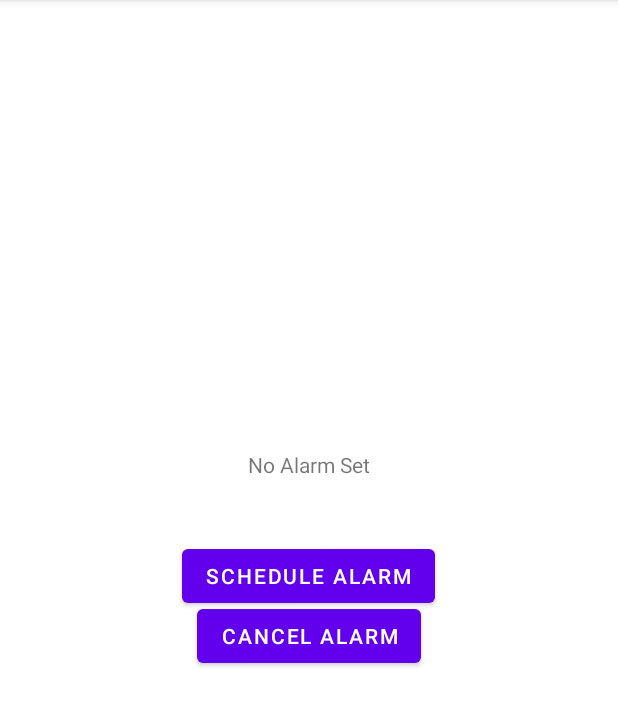
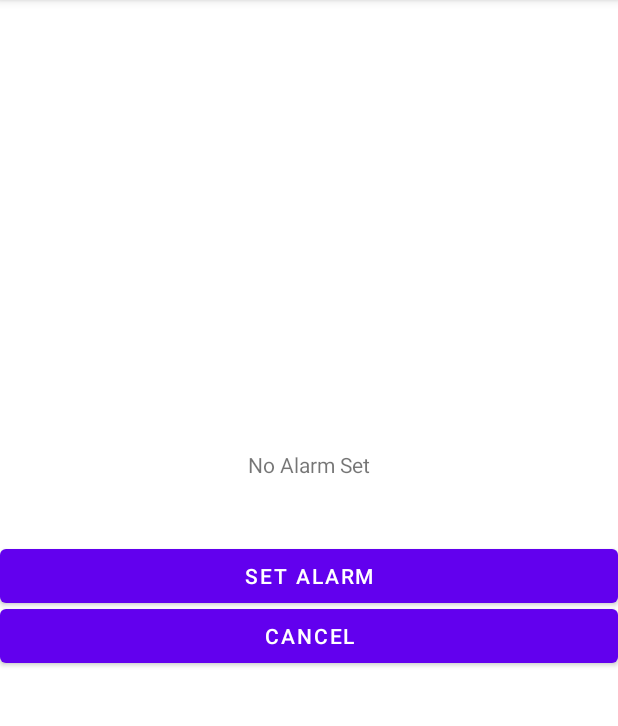
Before and after one commit to abeyna/PRM391x_AlarmClock_FX05543, an Android app: the screen it shows after launch (MainActivity), on a phone screen of 412 x 824 dp, the part 84-810 px from its top. Run offline under Robolectric (Android 15) with nearby library versions, the phone set to English and light mode, and no system bars.

Commit message:
option1 commit final 1.0

```diff
--- a/app/src/main/AndroidManifest.xml
+++ b/app/src/main/AndroidManifest.xml
@@ -18,6 +18,8 @@
         </activity>
 
         <receiver android:name=".AlertReceiver"/>
+        <service android:name=".RingtoneService"
+            android:enabled="true"/>
     </application>
 
 </manifest>
--- a/app/src/main/java/funix/prm/prm391x_alarmclock_fx05543/AlertReceiver.java
+++ b/app/src/main/java/funix/prm/prm391x_alarmclock_fx05543/AlertReceiver.java
@@ -12,5 +12,8 @@ public class AlertReceiver extends BroadcastReceiver {
         NotificationHelper notificationHelper = new NotificationHelper(context);
         NotificationCompat.Builder nb = notificationHelper.getChannelNotification();
         notificationHelper.getManager().notify(1, nb.build());
+
+        Intent myIntent = new Intent(context, RingtoneService.class);
+        context.startService(myIntent);
     }
 }
--- a/app/src/main/res/layout/activity_main.xml
+++ b/app/src/main/res/layout/activity_main.xml
@@ -14,16 +14,16 @@
 
     <Button
         android:id="@+id/main_activity_btn_schedule_alarm"
-        android:layout_width="wrap_content"
+        android:layout_width="match_parent"
         android:layout_height="wrap_content"
         android:layout_centerInParent="true"
-        android:text="@string/btn_schedule_alarm"/>
+        android:text="@string/btn_set_alarm"/>
 
     <Button
         android:id="@+id/main_activity_btn_cancel_alarm"
-        android:layout_width="wrap_content"
+        android:layout_width="match_parent"
         android:layout_height="wrap_content"
         android:layout_centerHorizontal="true"
         android:layout_marginTop="400dp"
-        android:text="Cancel Alarm"/>
+        android:text="@string/btn_cancel_alarm"/>
 </RelativeLayout>
--- a/app/src/main/res/values/strings.xml
+++ b/app/src/main/res/values/strings.xml
@@ -1,4 +1,5 @@
 <resources>
     <string name="app_name">PRM391x_AlarmClock_FX05543</string>
-    <string name="btn_schedule_alarm">Schedule Alarm</string>
+    <string name="btn_set_alarm">Set Alarm</string>
+    <string name="btn_cancel_alarm">Cancel</string>
 </resources>
```
Also changed, not shown: app/src/main/java/funix/prm/prm391x_alarmclock_fx05543/MainActivity.java (+3 -5 lines), app/src/main/java/funix/prm/prm391x_alarmclock_fx05543/RingtoneService.java (added, +27 -0 lines).
